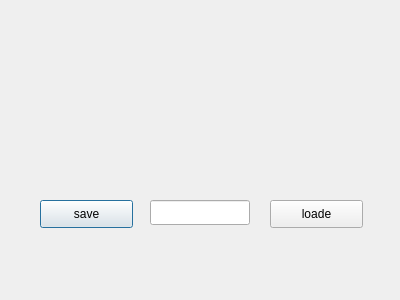
First picture: the form in 02_Calib/01_Code/Settings/mainsettings.ui, repository BBRUSS/VPJW17G5, before the edit.
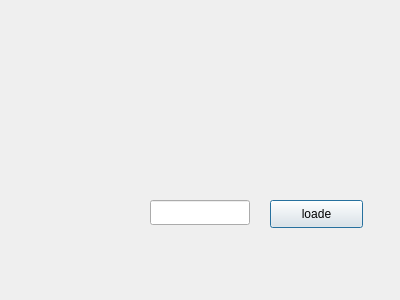
Second picture: the form after the edit.

Patch:
```diff
--- a/02_Calib/01_Code/Settings/mainsettings.ui
+++ b/02_Calib/01_Code/Settings/mainsettings.ui
@@ -13,19 +13,6 @@
   <property name="windowTitle">
    <string>Dialog</string>
   </property>
-  <widget class="QPushButton" name="pushButtonSave">
-   <property name="geometry">
-    <rect>
-     <x>40</x>
-     <y>200</y>
-     <width>93</width>
-     <height>28</height>
-    </rect>
-   </property>
-   <property name="text">
-    <string>save</string>
-   </property>
-  </widget>
   <widget class="QPushButton" name="pushButtonLoade">
    <property name="geometry">
     <rect>
```
